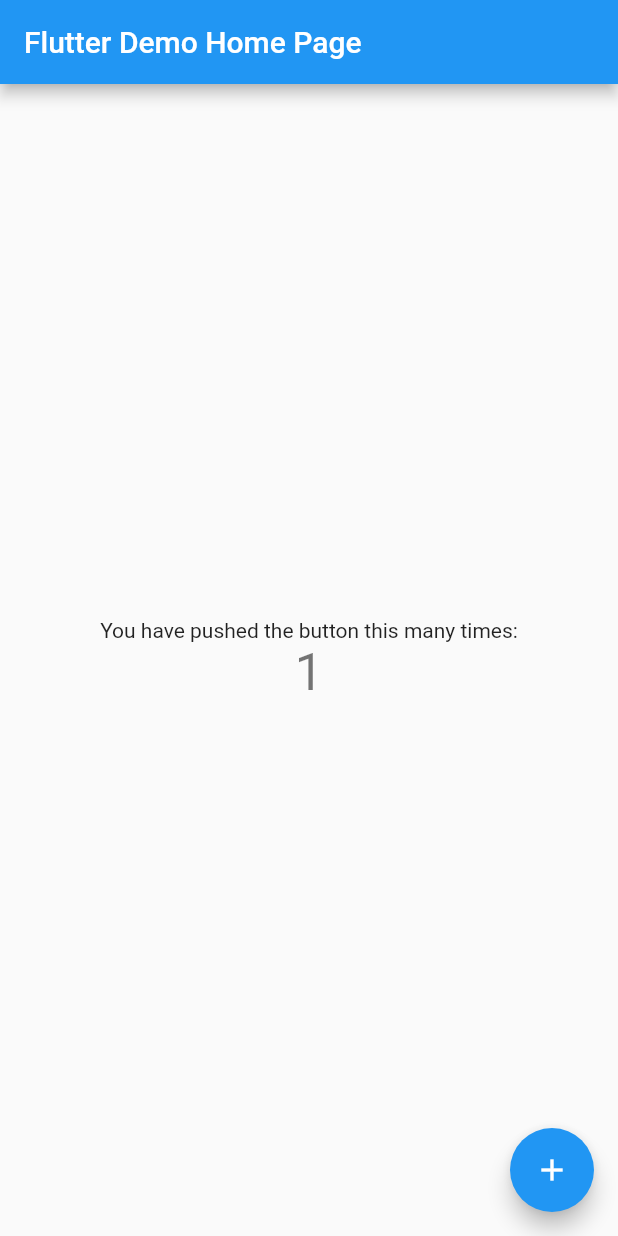
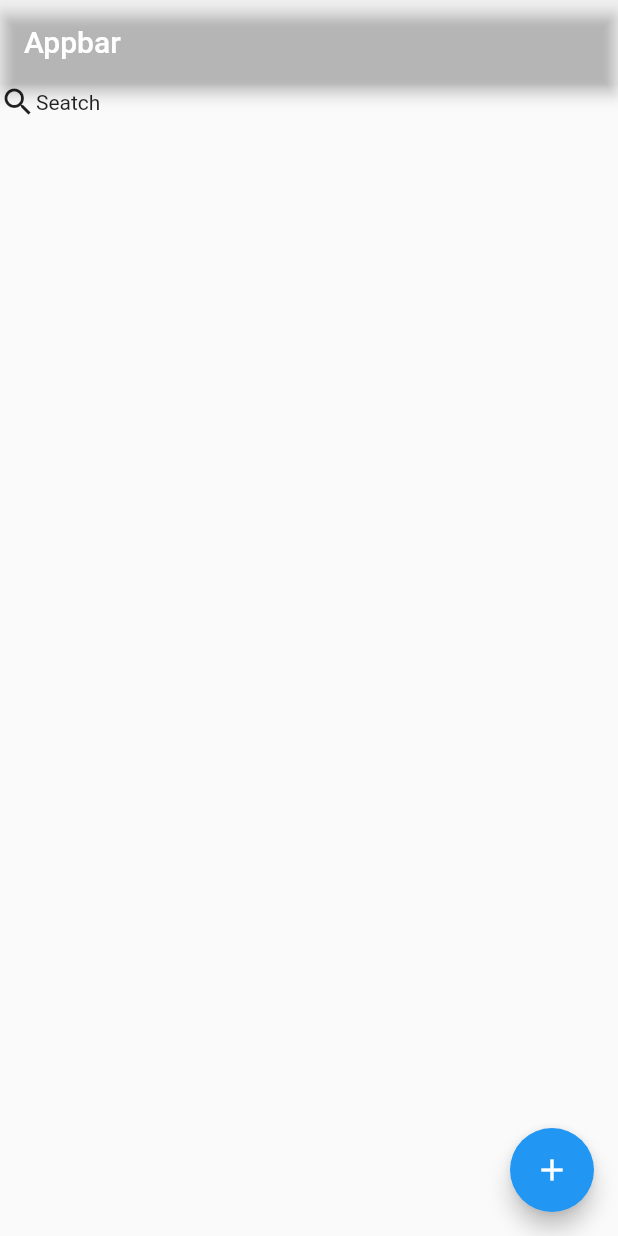
Before and after one commit to alazarlemma02/Freelance-App-flutter-project, a Flutter app: the screen it shows after launch, after a tap on the "add" icon, on a phone screen of 412 x 824 dp. Run offline on Flutter 3.47's test engine with Material 2 defaults, Android fonts, the phone set to English and light mode, and no system bars.

Commit message:
Job listing page element placement

```diff
--- a/lib/main.dart
+++ b/lib/main.dart
@@ -1,4 +1,5 @@
 import 'package:flutter/material.dart';
+import 'package:sira/view/screens/posted_jobs_page.dart';
 
 void main() {
   runApp(const MyApp());
@@ -7,109 +8,18 @@ void main() {
 class MyApp extends StatelessWidget {
   const MyApp({super.key});
 
-  // This widget is the root of your application.
   @override
   Widget build(BuildContext context) {
     return MaterialApp(
+      initialRoute: '/',
+      routes: {
+        '/': (context) => const PostedJobs(),
+        // '/AddJob':(context) =>
+      },
       title: 'Flutter Demo',
       theme: ThemeData(
-        // This is the theme of your application.
-        //
-        // Try running your application with "flutter run". You'll see the
-        // application has a blue toolbar. Then, without quitting the app, try
-        // changing the primarySwatch below to Colors.green and then invoke
-        // "hot reload" (press "r" in the console where you ran "flutter run",
-        // or simply save your changes to "hot reload" in a Flutter IDE).
-        // Notice that the counter didn't reset back to zero; the application
-        // is not restarted.
         primarySwatch: Colors.blue,
       ),
-      home: const MyHomePage(title: 'Flutter Demo Home Page'),
     );
   }
 }
-
-class MyHomePage extends StatefulWidget {
-  const MyHomePage({super.key, required this.title});
-
-  // This widget is the home page of your application. It is stateful, meaning
-  // that it has a State object (defined below) that contains fields that affect
-  // how it looks.
-
-  // This class is the configuration for the state. It holds the values (in this
-  // case the title) provided by the parent (in this case the App widget) and
-  // used by the build method of the State. Fields in a Widget subclass are
-  // always marked "final".
-
-  final String title;
-
-  @override
-  State<MyHomePage> createState() => _MyHomePageState();
-}
-
-class _MyHomePageState extends State<MyHomePage> {
-  int _counter = 0;
-
-  void _incrementCounter() {
-    setState(() {
-      // This call to setState tells the Flutter framework that something has
-      // changed in this State, which causes it to rerun the build method below
-      // so that the display can reflect the updated values. If we changed
-      // _counter without calling setState(), then the build method would not be
-      // called again, and so nothing would appear to happen.
-      _counter++;
-    });
-  }
-
-  @override
-  Widget build(BuildContext context) {
-    // This method is rerun every time setState is called, for instance as done
-    // by the _incrementCounter method above.
-    //
-    // The Flutter framework has been optimized to make rerunning build methods
-    // fast, so that you can just rebuild anything that needs updating rather
-    // than having to individually change instances of widgets.
-    return Scaffold(
-      appBar: AppBar(
-        // Here we take the value from the MyHomePage object that was created by
-        // the App.build method, and use it to set our appbar title.
-        title: Text(widget.title),
-      ),
-      body: Center(
-        // Center is a layout widget. It takes a single child and positions it
-        // in the middle of the parent.
-        child: Column(
-          // Column is also a layout widget. It takes a list of children and
-          // arranges them vertically. By default, it sizes itself to fit its
-          // children horizontally, and tries to be as tall as its parent.
-          //
-          // Invoke "debug painting" (press "p" in the console, choose the
-          // "Toggle Debug Paint" action from the Flutter Inspector in Android
-          // Studio, or the "Toggle Debug Paint" command in Visual Studio Code)
-          // to see the wireframe for each widget.
-          //
-          // Column has various properties to control how it sizes itself and
-          // how it positions its children. Here we use mainAxisAlignment to
-          // center the children vertically; the main axis here is the vertical
-          // axis because Columns are vertical (the cross axis would be
-          // horizontal).
-          mainAxisAlignment: MainAxisAlignment.center,
-          children: <Widget>[
-            const Text(
-              'You have pushed the button this many times:',
-            ),
-            Text(
-              '$_counter',
-              style: Theme.of(context).textTheme.headline4,
-            ),
-          ],
-        ),
-      ),
-      floatingActionButton: FloatingActionButton(
-        onPressed: _incrementCounter,
-        tooltip: 'Increment',
-        child: const Icon(Icons.add),
-      ), // This trailing comma makes auto-formatting nicer for build methods.
-    );
-  }
-}
--- /dev/null
+++ b/lib/view/screens/posted_jobs_page.dart
@@ -0,0 +1,39 @@
+import 'package:flutter/material.dart';
+
+class PostedJobs extends StatefulWidget {
+  const PostedJobs({super.key});
+
+  @override
+  State<PostedJobs> createState() => _PostedJobsState();
+}
+
+class _PostedJobsState extends State<PostedJobs> {
+  @override
+  Widget build(BuildContext context) {
+    return Scaffold(
+      appBar: AppBar(
+        backgroundColor: Color.fromARGB(0, 1, 1, 1),
+        title: Text("Appbar"),
+      ),
+      body: Column(
+        children: [
+          Container(
+            child: Row(
+              children: [
+                Icon(Icons.search),
+                Text("Seatch"),
+              ],
+            ),
+          ),
+          Expanded(
+            child: ListView(
+              children: [],
+            ),
+          ),
+        ],
+      ),
+      floatingActionButton: FloatingActionButton(
+          onPressed: () => {}, child: const Icon(Icons.add)),
+    );
+  }
+}
```
Also changed, not shown: pubspec.yaml (+4 -4 lines), assets/fonts/OpenSans-VariableFont_wdth,wght.ttf (added), pubspec.lock.
